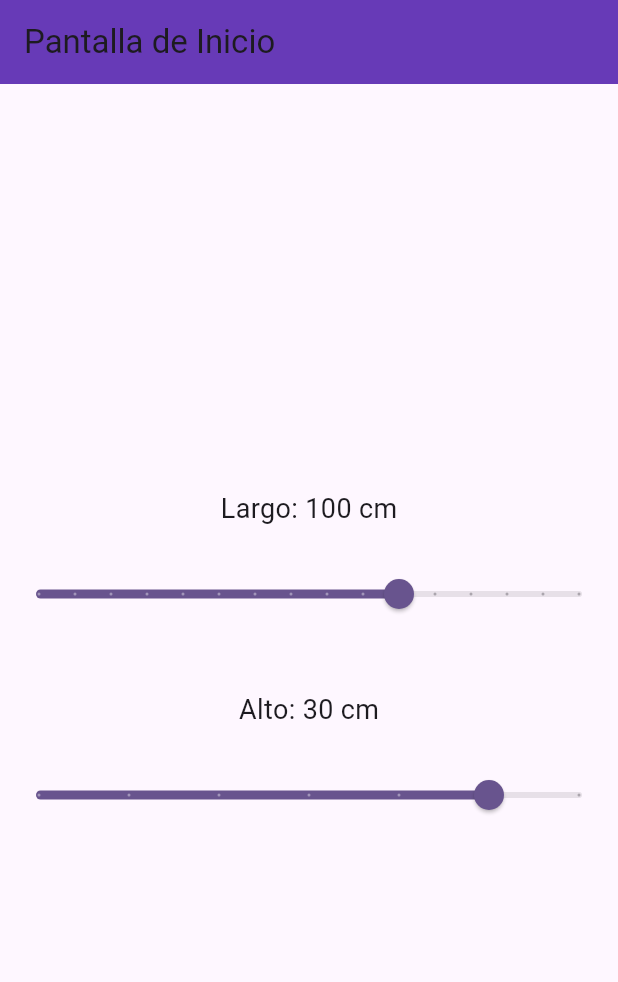
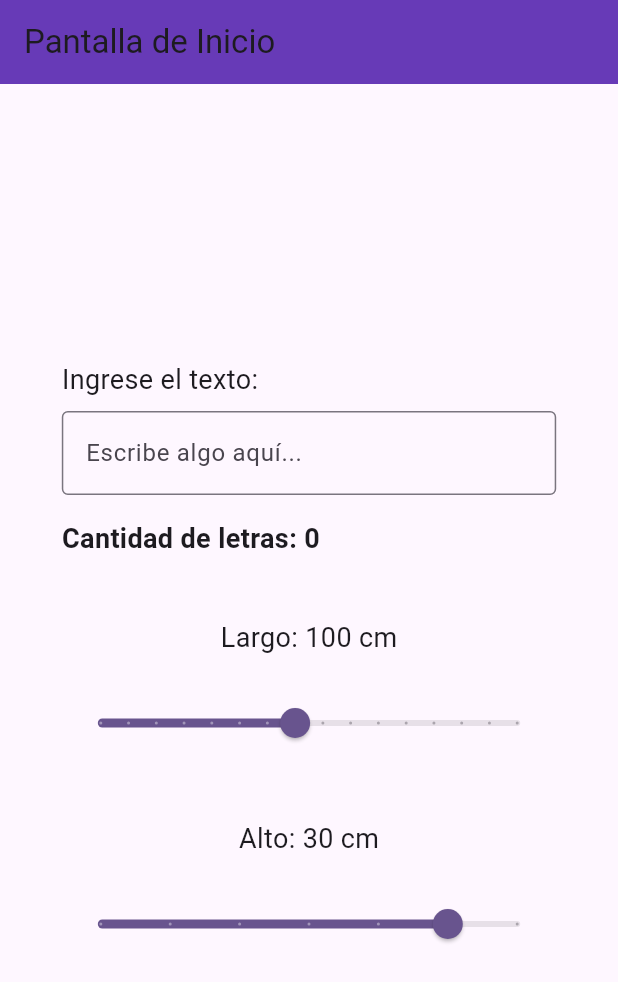
Before and after one commit to fedegonc/untitled, a Flutter app: the screen it shows after launch, on a phone screen of 412 x 824 dp. Shown: the top 982 px of the screen. Run offline on Flutter 3.47's test engine with Material 3 defaults, Android fonts, the phone set to English and light mode, and no system bars.

Commit message:
add input text

```diff
--- /dev/null
+++ b/lib/components/TextInputCounter.dart
@@ -0,0 +1,47 @@
+import 'package:flutter/material.dart';
+
+class TextInputCounter extends StatefulWidget {
+  const TextInputCounter({Key? key}) : super(key: key);
+
+  @override
+  _TextInputCounterState createState() => _TextInputCounterState();
+}
+
+class _TextInputCounterState extends State<TextInputCounter> {
+  String _inputText = ""; // Texto ingresado por el usuario.
+  int _letterCount = 0; // Cantidad de letras en el texto.
+
+  void _updateText(String newText) {
+    setState(() {
+      _inputText = newText;
+      // Recuento de letras, ignorando espacios.
+      _letterCount = newText.replaceAll(" ", "").length;
+    });
+  }
+
+  @override
+  Widget build(BuildContext context) {
+    return Column(
+      crossAxisAlignment: CrossAxisAlignment.start,
+      children: [
+        const Text(
+          "Ingrese el texto:",
+          style: TextStyle(fontSize: 18),
+        ),
+        const SizedBox(height: 8),
+        TextField(
+          onChanged: _updateText,
+          decoration: const InputDecoration(
+            border: OutlineInputBorder(),
+            hintText: "Escribe algo aquí...",
+          ),
+        ),
+        const SizedBox(height: 16),
+        Text(
+          "Cantidad de letras: $_letterCount",
+          style: const TextStyle(fontSize: 18, fontWeight: FontWeight.bold),
+        ),
+      ],
+    );
+  }
+}
--- a/lib/components/counter_display.dart
+++ /dev/null
@@ -1,23 +0,0 @@
-import 'package:flutter/material.dart';
-
-class CounterDisplay extends StatelessWidget {
-  final int counter;
-
-  const CounterDisplay({super.key, required this.counter});
-
-  @override
-  Widget build(BuildContext context) {
-    return Center(
-      child: Column(
-        mainAxisAlignment: MainAxisAlignment.center,
-        children: [
-          const Text('El botón de abajo sirve para incrementar lago:'),
-          Text(
-            '$counter',
-            style: Theme.of(context).textTheme.headlineMedium,
-          ),
-        ],
-      ),
-    );
-  }
-}
--- a/lib/components/custom_slider1.dart
+++ b/lib/components/custom_slider1.dart
@@ -1,16 +1,7 @@
 import 'package:flutter/material.dart';
 
 class CustomSlider1 extends StatefulWidget {
-  final double min;
-  final double max;
-  final int divisions;
-
-  const CustomSlider1({
-    Key? key,
-    required this.min,
-    required this.max,
-    required this.divisions,
-  }) : super(key: key);
+  const CustomSlider1({Key? key}) : super(key: key);
 
   @override
   _CustomSlider1State createState() => _CustomSlider1State();
@@ -18,6 +9,11 @@ class CustomSlider1 extends StatefulWidget {
 
 class _CustomSlider1State extends State<CustomSlider1> {
   double _sliderValue = 100; // Valor inicial del slider.
+
+  // Definir directamente los valores en el componente
+  final double _min = 30; // Mínimo del slider
+  final double _max = 180; // Máximo del slider
+  final int _divisions = 15; // Incrementos del slider (de 10 en 10).
 
   @override
   Widget build(BuildContext context) {
@@ -30,9 +26,9 @@ class _CustomSlider1State extends State<CustomSlider1> {
         const SizedBox(height: 20),
         Slider(
           value: _sliderValue,
-          min: widget.min,
-          max: widget.max,
-          divisions: widget.divisions,
+          min: _min,
+          max: _max,
+          divisions: _divisions,
           label: _sliderValue.toInt().toString(),
           onChanged: (double newValue) {
             setState(() {
--- a/lib/components/custom_slider2.dart
+++ b/lib/components/custom_slider2.dart
@@ -1,16 +1,7 @@
 import 'package:flutter/material.dart';
 
 class CustomSlider2 extends StatefulWidget {
-  final double min;
-  final double max;
-  final int divisions;
-
-  const CustomSlider2({
-    Key? key,
-    required this.min,
-    required this.max,
-    required this.divisions,
-  }) : super(key: key);
+  const CustomSlider2({Key? key}) : super(key: key);
 
   @override
   _CustomSlider2State createState() => _CustomSlider2State();
@@ -18,6 +9,11 @@ class CustomSlider2 extends StatefulWidget {
 
 class _CustomSlider2State extends State<CustomSlider2> {
   double _sliderValue = 30; // Valor inicial del slider.
+
+  // Valores directamente definidos en el componente
+  final double _min = 17; // Mínimo del slider
+  final double _max = 33; // Máximo del slider
+  final int _divisions = 6; // Incrementos de 3 cm
 
   @override
   Widget build(BuildContext context) {
@@ -30,9 +26,9 @@ class _CustomSlider2State extends State<CustomSlider2> {
         const SizedBox(height: 20),
         Slider(
           value: _sliderValue,
-          min: widget.min,
-          max: widget.max,
-          divisions: widget.divisions,
+          min: _min,
+          max: _max,
+          divisions: _divisions,
           label: _sliderValue.toInt().toString(),
           onChanged: (double newValue) {
             setState(() {
--- a/lib/screens/home.dart
+++ b/lib/screens/home.dart
@@ -1,6 +1,7 @@
 import 'package:flutter/material.dart';
 import '../components/custom_slider1.dart';
 import '../components/custom_slider2.dart';
+import '../components/TextInputCounter.dart';
 
 class HomeScreen extends StatelessWidget {
   @override
@@ -11,24 +12,26 @@ class HomeScreen extends StatelessWidget {
         backgroundColor: Colors.deepPurple,
       ),
       body: Center(
+        child: SingleChildScrollView(
           child: Column(
             mainAxisAlignment: MainAxisAlignment.center,
             children: [
-            // Primer Slider
-            CustomSlider1(
-              min: 0,
-              max: 150,
-              divisions: 15, // Incrementos de 10.
+              Container(
+                width: MediaQuery.of(context).size.width * 0.8, // 80% del ancho de la pantalla
+                child: const TextInputCounter(),
               ),
               const SizedBox(height: 40),
-
-            // Segundo Slider
-            CustomSlider2(
-              min: 17,
-              max: 33,
-              divisions: 6, // Incrementos de 3 cm.
+              Container(
+                width: MediaQuery.of(context).size.width * 0.8, // 80% del ancho de la pantalla
+                child: const CustomSlider1(),
+              ),
+              const SizedBox(height: 40),
+              Container(
+                width: MediaQuery.of(context).size.width * 0.8, // 80% del ancho de la pantalla
+                child: const CustomSlider2(),
               ),
             ],
+          ),
         ),
       ),
     );
```
Also changed, not shown: lib/components/button.dart (deleted), 3 other files. Lines whose indentation alone changed are shown as unchanged.
